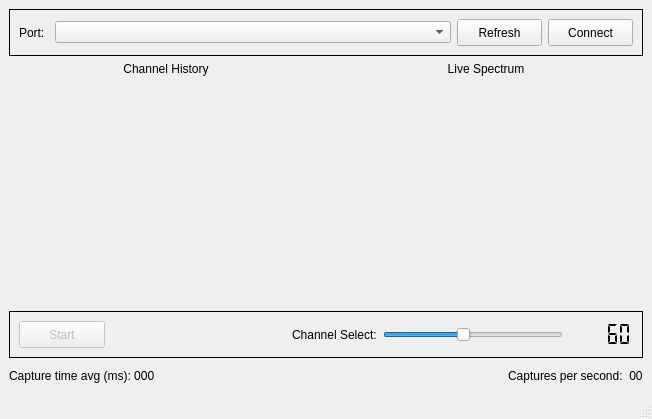
Above: test_ui.ui from HTM-Workshop/SpectroPPG before the change. Below: the same form after it.
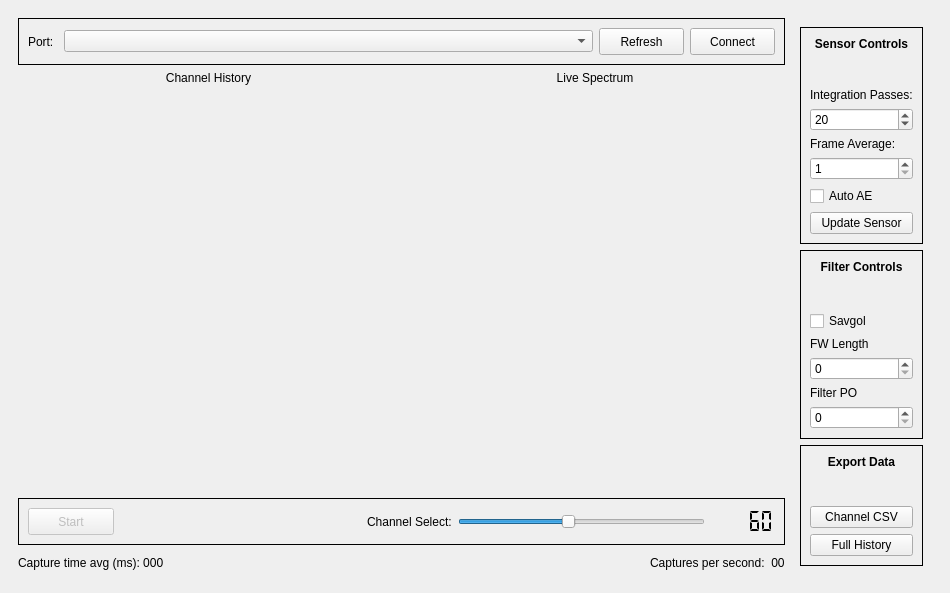
That is the form after the change. Custom widgets are drawn as their Qt base class.

Commit message: Added export to XLS option

```diff
--- a/test_ui.ui
+++ b/test_ui.ui
@@ -6,14 +6,14 @@
    <rect>
     <x>0</x>
     <y>0</y>
-    <width>652</width>
-    <height>419</height>
+    <width>950</width>
+    <height>593</height>
    </rect>
   </property>
   <property name="minimumSize">
    <size>
-    <width>652</width>
-    <height>419</height>
+    <width>782</width>
+    <height>559</height>
    </size>
   </property>
   <property name="windowTitle">
@@ -23,45 +23,13 @@
    <property name="enabled">
     <bool>true</bool>
    </property>
-   <layout class="QGridLayout" name="gridLayout_2">
-    <item row="8" column="0">
-     <layout class="QHBoxLayout" name="horizontalLayout_4">
+   <layout class="QGridLayout" name="gridLayout_8">
+    <item row="0" column="0">
+     <widget class="QFrame" name="horizontalFrame">
+      <layout class="QHBoxLayout" name="horizontalLayout_21">
       <item>
-       <widget class="QLabel" name="label_3">
-        <property name="minimumSize">
-         <size>
-          <width>137</width>
-          <height>24</height>
-         </size>
-        </property>
-        <property name="text">
-         <string>Capture time avg (ms): 000</string>
-        </property>
-       </widget>
-      </item>
-      <item>
-       <spacer name="horizontalSpacer_2">
-        <property name="orientation">
-         <enum>Qt::Horizontal</enum>
-        </property>
-        <property name="sizeHint" stdset="0">
-         <size>
-          <width>40</width>
-          <height>20</height>
-         </size>
-        </property>
-       </spacer>
-      </item>
-      <item>
-       <widget class="QLabel" name="label_capture_ps">
-        <property name="text">
-         <string>Captures per second:  00</string>
-        </property>
-       </widget>
-      </item>
-     </layout>
-    </item>
-    <item row="2" column="0">
+        <layout class="QGridLayout" name="gridLayout_7">
+         <item row="1" column="0">
      <layout class="QHBoxLayout" name="horizontalLayout_3">
       <item>
        <widget class="QLabel" name="label_channel">
@@ -85,9 +53,70 @@
       </item>
      </layout>
     </item>
-    <item row="4" column="0">
-     <layout class="QGridLayout" name="gridLayout">
-      <item row="2" column="0">
+         <item row="0" column="0">
+          <widget class="QFrame" name="horizontalFrame_3">
+           <property name="frameShape">
+            <enum>QFrame::Box</enum>
+           </property>
+           <layout class="QHBoxLayout" name="horizontalLayout_5">
+            <item>
+             <widget class="QLabel" name="label_4">
+              <property name="maximumSize">
+               <size>
+                <width>30</width>
+                <height>16777215</height>
+               </size>
+              </property>
+              <property name="text">
+               <string>Port:</string>
+              </property>
+             </widget>
+            </item>
+            <item>
+             <widget class="QComboBox" name="port_dropdown"/>
+            </item>
+            <item>
+             <widget class="QPushButton" name="button_refresh">
+              <property name="minimumSize">
+               <size>
+                <width>85</width>
+                <height>27</height>
+               </size>
+              </property>
+              <property name="maximumSize">
+               <size>
+                <width>85</width>
+                <height>27</height>
+               </size>
+              </property>
+              <property name="text">
+               <string>Refresh</string>
+              </property>
+             </widget>
+            </item>
+            <item>
+             <widget class="QPushButton" name="button_connect">
+              <property name="minimumSize">
+               <size>
+                <width>85</width>
+                <height>27</height>
+               </size>
+              </property>
+              <property name="maximumSize">
+               <size>
+                <width>85</width>
+                <height>27</height>
+               </size>
+              </property>
+              <property name="text">
+               <string>Connect</string>
+              </property>
+             </widget>
+            </item>
+           </layout>
+          </widget>
+         </item>
+         <item row="3" column="0">
        <widget class="QFrame" name="frame">
         <property name="frameShape">
          <enum>QFrame::Box</enum>
@@ -173,6 +202,8 @@
         </layout>
        </widget>
       </item>
+         <item row="2" column="0">
+          <layout class="QGridLayout" name="gridLayout">
       <item row="1" column="0">
        <layout class="QHBoxLayout" name="horizontalLayout">
         <item>
@@ -211,72 +242,265 @@
       </item>
      </layout>
     </item>
+         <item row="4" column="0">
+          <layout class="QHBoxLayout" name="horizontalLayout_4">
+           <item>
+            <widget class="QLabel" name="label_3">
+             <property name="minimumSize">
+              <size>
+               <width>137</width>
+               <height>24</height>
+              </size>
+             </property>
+             <property name="text">
+              <string>Capture time avg (ms): 000</string>
+             </property>
+            </widget>
+           </item>
+           <item>
+            <spacer name="horizontalSpacer_2">
+             <property name="orientation">
+              <enum>Qt::Horizontal</enum>
+             </property>
+             <property name="sizeHint" stdset="0">
+              <size>
+               <width>40</width>
+               <height>20</height>
+              </size>
+             </property>
+            </spacer>
+           </item>
+           <item>
+            <widget class="QLabel" name="label_capture_ps">
+             <property name="text">
+              <string>Captures per second:  00</string>
+             </property>
+            </widget>
+           </item>
+          </layout>
+         </item>
+        </layout>
+       </item>
+       <item>
+        <widget class="QFrame" name="verticalFrame">
+         <property name="enabled">
+          <bool>true</bool>
+         </property>
+         <property name="frameShape">
+          <enum>QFrame::NoFrame</enum>
+         </property>
+         <layout class="QVBoxLayout" name="verticalLayout_3">
+          <item>
+           <widget class="QFrame" name="gridFrame_2">
+            <property name="frameShape">
+             <enum>QFrame::Box</enum>
+            </property>
+            <layout class="QGridLayout" name="gridLayout_10">
     <item row="1" column="0">
-     <widget class="QFrame" name="horizontalFrame_3">
+              <widget class="QLabel" name="label_13">
+               <property name="font">
+                <font>
+                 <weight>75</weight>
+                 <bold>true</bold>
+                </font>
+               </property>
+               <property name="text">
+                <string>Sensor Controls</string>
+               </property>
+               <property name="alignment">
+                <set>Qt::AlignCenter</set>
+               </property>
+              </widget>
+             </item>
+             <item row="7" column="0">
+              <widget class="QCheckBox" name="checkbox_auto_ae">
+               <property name="text">
+                <string>Auto AE</string>
+               </property>
+              </widget>
+             </item>
+             <item row="5" column="0">
+              <widget class="QLabel" name="label_15">
+               <property name="text">
+                <string>Frame Average:</string>
+               </property>
+              </widget>
+             </item>
+             <item row="4" column="0">
+              <widget class="QSpinBox" name="spinbox_int_passes">
+               <property name="minimum">
+                <number>1</number>
+               </property>
+               <property name="value">
+                <number>20</number>
+               </property>
+              </widget>
+             </item>
+             <item row="3" column="0">
+              <widget class="QLabel" name="label_14">
+               <property name="text">
+                <string>Integration Passes:</string>
+               </property>
+              </widget>
+             </item>
+             <item row="2" column="0">
+              <spacer name="verticalSpacer">
+               <property name="orientation">
+                <enum>Qt::Vertical</enum>
+               </property>
+               <property name="sizeHint" stdset="0">
+                <size>
+                 <width>20</width>
+                 <height>40</height>
+                </size>
+               </property>
+              </spacer>
+             </item>
+             <item row="6" column="0">
+              <widget class="QSpinBox" name="spinbox_frame_avg">
+               <property name="minimum">
+                <number>1</number>
+               </property>
+              </widget>
+             </item>
+             <item row="8" column="0">
+              <widget class="QPushButton" name="button_update_sensor">
+               <property name="text">
+                <string>Update Sensor</string>
+               </property>
+              </widget>
+             </item>
+            </layout>
+           </widget>
+          </item>
+          <item>
+           <widget class="QFrame" name="verticalFrame">
+            <property name="enabled">
+             <bool>true</bool>
+            </property>
       <property name="frameShape">
        <enum>QFrame::Box</enum>
       </property>
-      <layout class="QHBoxLayout" name="horizontalLayout_5">
+            <layout class="QVBoxLayout" name="verticalLayout_4">
        <item>
-        <widget class="QLabel" name="label_4">
-         <property name="maximumSize">
+              <widget class="QLabel" name="label_16">
+               <property name="font">
+                <font>
+                 <weight>75</weight>
+                 <bold>true</bold>
+                </font>
+               </property>
+               <property name="text">
+                <string>Filter Controls</string>
+               </property>
+               <property name="alignment">
+                <set>Qt::AlignCenter</set>
+               </property>
+              </widget>
+             </item>
+             <item>
+              <spacer name="verticalSpacer_2">
+               <property name="orientation">
+                <enum>Qt::Vertical</enum>
+               </property>
+               <property name="sizeHint" stdset="0">
           <size>
-           <width>30</width>
-           <height>16777215</height>
-          </size>
-         </property>
+                 <width>20</width>
+                 <height>40</height>
+                </size>
+               </property>
+              </spacer>
+             </item>
+             <item>
+              <widget class="QCheckBox" name="checkBox_savgol_enable">
          <property name="text">
-          <string>Port:</string>
+                <string>Savgol</string>
          </property>
         </widget>
        </item>
        <item>
-        <widget class="QComboBox" name="port_dropdown"/>
+              <widget class="QLabel" name="label_18">
+               <property name="text">
+                <string>FW Length</string>
+               </property>
+              </widget>
        </item>
        <item>
-        <widget class="QPushButton" name="button_refresh">
-         <property name="minimumSize">
-          <size>
-           <width>85</width>
-           <height>27</height>
-          </size>
-         </property>
-         <property name="maximumSize">
-          <size>
-           <width>85</width>
-           <height>27</height>
-          </size>
-         </property>
+              <widget class="QSpinBox" name="spinbox_fw_length"/>
+             </item>
+             <item>
+              <widget class="QLabel" name="label_17">
+               <property name="text">
+                <string>Filter PO</string>
+               </property>
+              </widget>
+             </item>
+             <item>
+              <widget class="QSpinBox" name="spinbox_filter_po"/>
+             </item>
+            </layout>
+           </widget>
+          </item>
+          <item>
+           <widget class="QFrame" name="verticalFrame">
+            <property name="frameShape">
+             <enum>QFrame::Box</enum>
+            </property>
+            <layout class="QVBoxLayout" name="verticalLayout">
+             <item>
+              <widget class="QLabel" name="label_5">
+               <property name="font">
+                <font>
+                 <weight>75</weight>
+                 <bold>true</bold>
+                </font>
+               </property>
          <property name="text">
-          <string>Refresh</string>
-         </property>
+                <string>Export Data</string>
+               </property>
+               <property name="alignment">
+                <set>Qt::AlignCenter</set>
+               </property>
         </widget>
        </item>
        <item>
-        <widget class="QPushButton" name="button_connect">
-         <property name="minimumSize">
-          <size>
-           <width>85</width>
-           <height>27</height>
-          </size>
-         </property>
-         <property name="maximumSize">
+              <spacer name="verticalSpacer_3">
+               <property name="orientation">
+                <enum>Qt::Vertical</enum>
+               </property>
+               <property name="sizeHint" stdset="0">
           <size>
-           <width>85</width>
-           <height>27</height>
-          </size>
-         </property>
+                 <width>20</width>
+                 <height>40</height>
+                </size>
+               </property>
+              </spacer>
+             </item>
+             <item>
+              <widget class="QPushButton" name="button_export_channel">
          <property name="text">
-          <string>Connect</string>
+                <string>Channel CSV</string>
          </property>
         </widget>
        </item>
+             <item>
+              <widget class="QPushButton" name="button_export_all">
+               <property name="text">
+                <string>Full History</string>
+               </property>
+              </widget>
+             </item>
       </layout>
      </widget>
     </item>
    </layout>
   </widget>
-  <widget class="QStatusBar" name="statusBar"/>
+       </item>
+      </layout>
+     </widget>
+    </item>
+   </layout>
+  </widget>
  </widget>
  <customwidgets>
   <customwidget>
```
Lines whose indentation alone changed are shown as unchanged. The commit also changes 8 other files.
